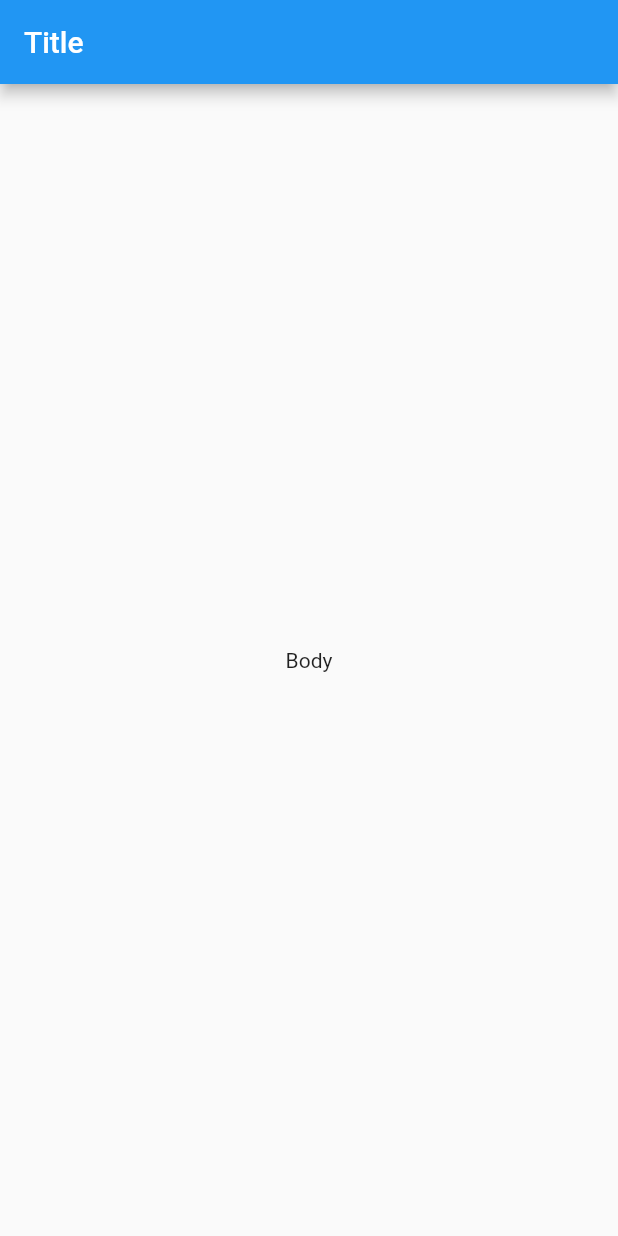
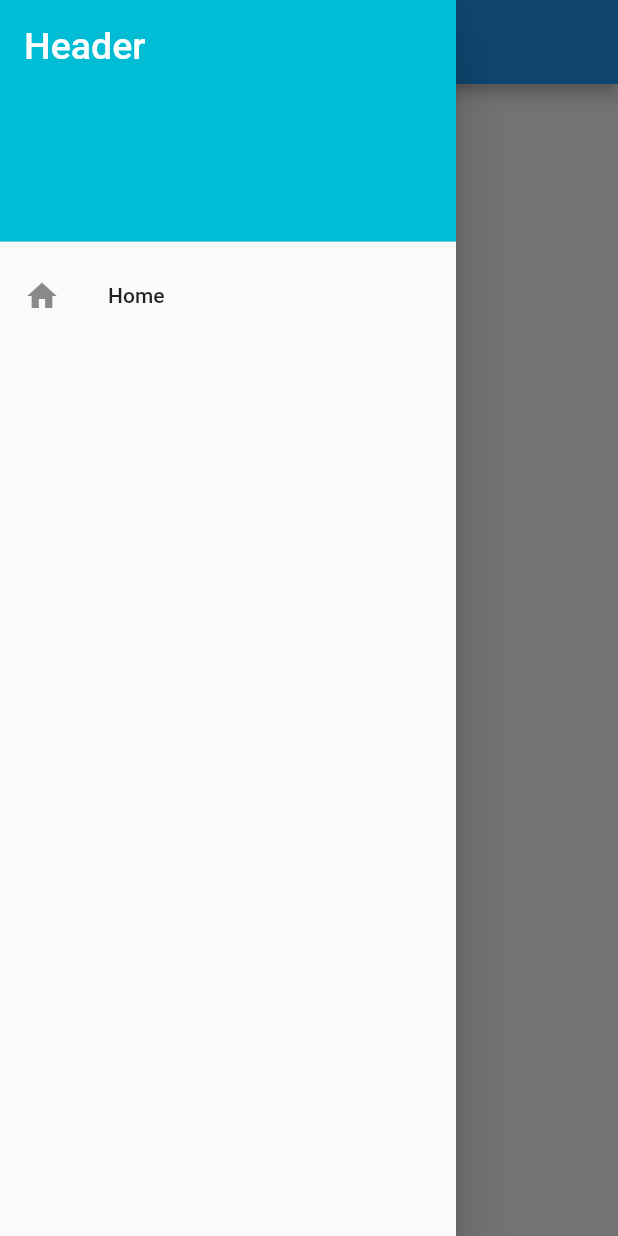
Before and after one commit to nejdetkadir/flutter_learn_java, a Flutter app: the screen it shows after launch, with the side drawer open (before the commit the screen has no drawer), on a phone screen of 412 x 824 dp. Run offline on Flutter 3.47's test engine with Material 2 defaults, Android fonts, the phone set to English and light mode, and no system bars.

Commit message:
Add drawer

```diff
--- a/lib/main.dart
+++ b/lib/main.dart
@@ -16,18 +16,41 @@ class MyApp extends StatelessWidget {
 }
 
 class MyHomePage extends StatefulWidget {
-
   @override
   _MyHomePageState createState() => _MyHomePageState();
 }
 
 class _MyHomePageState extends State<MyHomePage> {
-
   @override
   Widget build(BuildContext context) {
     return Scaffold(
       appBar: AppBar(
         title: Text("Title"),
+      ),
+      drawer: Drawer(
+        child: ListView(
+          padding: EdgeInsets.zero,
+          children: const <Widget>[
+            DrawerHeader(
+              decoration: BoxDecoration(
+                color: Colors.cyan,
+              ),
+              child: Text(
+                "Header",
+                style: TextStyle(
+                  color: Colors.white,
+                  fontSize: 25,
+                ),
+              ),
+            ),
+            ListTile(
+              leading: Icon(Icons.home),
+              title: Text(
+                "Home"
+              ),
+            )
+          ],
+        ),
       ),
       body: Center(
         child: Column(
```
